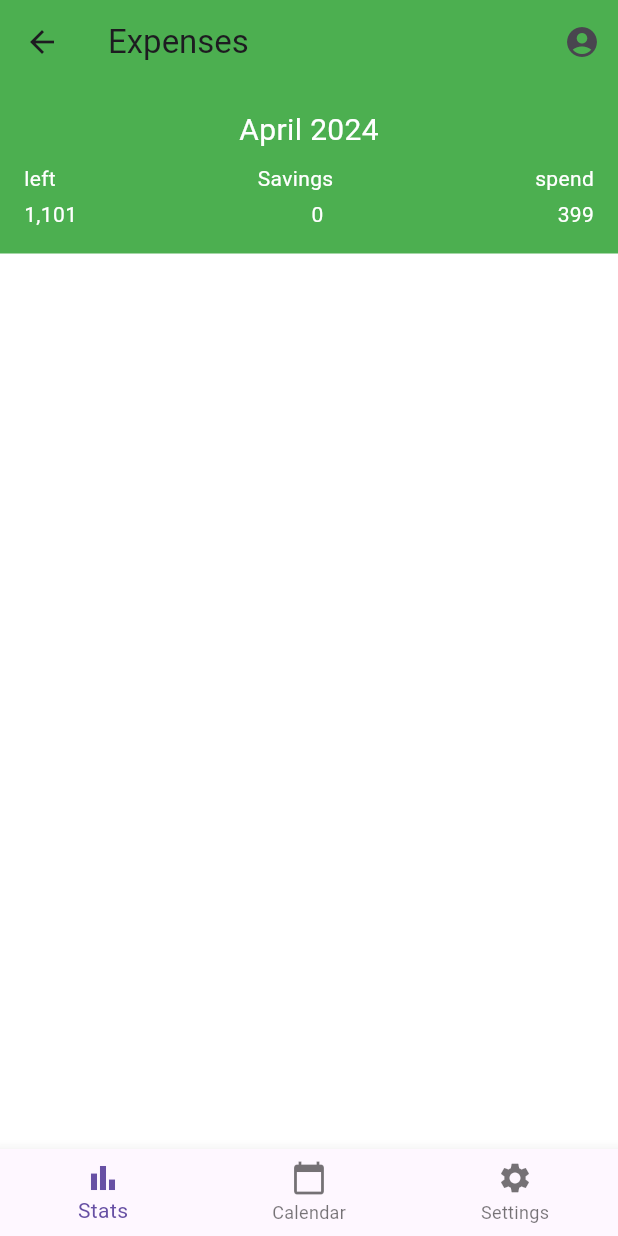
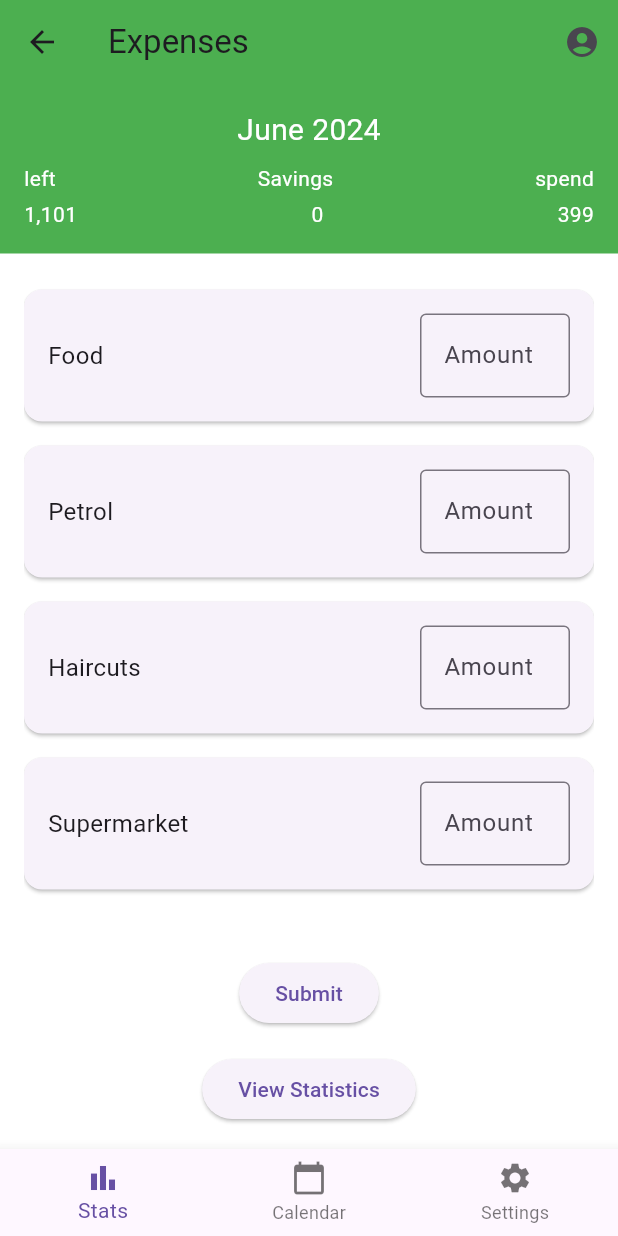
Before and after one commit to ACCEL10/expenses_management, a Flutter app: the screen it shows after launch, on a phone screen of 412 x 824 dp. Run offline on Flutter 3.47's test engine with Material 3 defaults, Android fonts, the light colour scheme and no system bars; our stand-ins replace carousel_slider, cloud_firestore, firebase_auth, firebase_core, firebase_messaging, fl_chart and 1 more; accounts and stored records are empty.

Commit message:
updated files

```diff
--- a/lib/Services/f_database.dart
+++ b/lib/Services/f_database.dart
@@ -7,13 +7,13 @@ class DatabaseService {
 
   //collection reference
   final CollectionReference usersCollection =
-      FirebaseFirestore.instance.collection('Users');
+      FirebaseFirestore.instance.collection('User');
 
-  final CollectionReference parcelsCollection =
+  final CollectionReference expensesCollection =
       FirebaseFirestore.instance.collection('Expenses');
 
-  final CollectionReference deliveryRequestsCollection =
-      FirebaseFirestore.instance.collection('Statistics');
+  final CollectionReference statisticCollection =
+      FirebaseFirestore.instance.collection('Statistic');
 
   Future<void> updateFcmToken(String fcmToken) async {
     try {
@@ -41,23 +41,6 @@ class DatabaseService {
     });
   }
 
-  List<UserObject> _objectFromSnapshot(QuerySnapshot snapshot) {
-    return snapshot.docs
-        .map((doc) {
-          final data = doc.data() as Map<String, dynamic>?;
-
-          if (data != null) {
-            return UserObject(
-              fullName: data['fullName'],
-              phoneNumber: data['phoneNumber'],
-              emailAddress: data['emailAddress'],
-            );
-          }
-        })
-        .whereType<UserObject>()
-        .toList();
-  }
-
   UserData _userDataFromSnapshot(DocumentSnapshot snapshot) {
     final data = snapshot.data() as Map<String, dynamic>?;
     return UserData(
--- a/lib/models/user.dart
+++ b/lib/models/user.dart
@@ -17,15 +17,3 @@ class UserData {
     required this.emailAddress,
   });
 }
-
-class UserObject {
-  final String fullName;
-  final String phoneNumber;
-  final String emailAddress;
-
-  UserObject({
-    required this.fullName,
-    required this.phoneNumber,
-    required this.emailAddress,
-  });
-}
--- a/lib/screens/auth/HomePage.dart
+++ b/lib/screens/auth/HomePage.dart
@@ -1,5 +1,26 @@
 import 'package:flutter/material.dart';
 import 'package:cloud_firestore/cloud_firestore.dart';
+import 'package:expenses_management/screens/statisticpage.dart';
+import 'package:firebase_core/firebase_core.dart';
+
+void main() async {
+  WidgetsFlutterBinding.ensureInitialized();
+  await Firebase.initializeApp();
+  runApp(MyApp());
+}
+
+class MyApp extends StatelessWidget {
+  @override
+  Widget build(BuildContext context) {
+    return MaterialApp(
+      title: 'Expenses Management',
+      theme: ThemeData(
+        primarySwatch: Colors.green,
+      ),
+      home: HomePage(),
+    );
+  }
+}
 
 class HomePage extends StatefulWidget {
   const HomePage({super.key});
@@ -9,6 +30,40 @@ class HomePage extends StatefulWidget {
 }
 
 class _HomePageState extends State<HomePage> {
+  final TextEditingController _foodController = TextEditingController();
+  final TextEditingController _petrolController = TextEditingController();
+  final TextEditingController _haircutsController = TextEditingController();
+  final TextEditingController _supermarketController = TextEditingController();
+  final TextEditingController _cafeController = TextEditingController();
+  final TextEditingController _restaurantController = TextEditingController();
+
+  @override
+  void dispose() {
+    _foodController.dispose();
+    _petrolController.dispose();
+    _haircutsController.dispose();
+    _supermarketController.dispose();
+    _cafeController.dispose();
+    _restaurantController.dispose();
+    super.dispose();
+  }
+
+  Future<void> _submitData() async {
+    try {
+      await FirebaseFirestore.instance.collection('Expenses').add({
+        'food': int.parse(_foodController.text),
+        'petrol': int.parse(_petrolController.text),
+        'haircuts': int.parse(_haircutsController.text),
+        'supermarket': int.parse(_supermarketController.text),
+        'cafe': int.parse(_cafeController.text),
+        'restaurant': int.parse(_restaurantController.text),
+        'date': Timestamp.now(),
+      });
+    } catch (error) {
+      print("Failed to add expense: $error");
+    }
+  }
+
   @override
   Widget build(BuildContext context) {
     return Scaffold(
@@ -25,7 +80,11 @@ class _HomePageState extends State<HomePage> {
           IconButton(
             icon: const Icon(Icons.account_circle),
             onPressed: () {
-              // Handle profile button press
+              // Navigate to profile page
+              Navigator.push(
+                context,
+                MaterialPageRoute(builder: (context) => ProfilePage()),
+              );
             },
           ),
         ],
@@ -36,25 +95,25 @@ class _HomePageState extends State<HomePage> {
           Container(
             padding: const EdgeInsets.all(16.0),
             color: Colors.green,
-            child: Column(
+            child: const Column(
               children: [
-                const Text(
-                  'April 2024',
+                Text(
+                  'June 2024',
                   style: TextStyle(color: Colors.white, fontSize: 20),
                 ),
-                const SizedBox(height: 8.0),
+                SizedBox(height: 8.0),
                 Row(
                   mainAxisAlignment: MainAxisAlignment.spaceBetween,
-                  children: const [
+                  children: [
                     Text('left', style: TextStyle(color: Colors.white)),
                     Text('Savings', style: TextStyle(color: Colors.white)),
                     Text('spend', style: TextStyle(color: Colors.white)),
                   ],
                 ),
-                const SizedBox(height: 4.0),
+                SizedBox(height: 4.0),
                 Row(
                   mainAxisAlignment: MainAxisAlignment.spaceBetween,
-                  children: const [
+                  children: [
                     Text('1,101', style: TextStyle(color: Colors.white)),
                     Text('0', style: TextStyle(color: Colors.white)),
                     Text('399', style: TextStyle(color: Colors.white)),
@@ -64,32 +123,39 @@ class _HomePageState extends State<HomePage> {
             ),
           ),
           Expanded(
-            child: StreamBuilder<QuerySnapshot>(
-              stream:
-                  FirebaseFirestore.instance.collection('expenses').snapshots(),
-              builder: (context, snapshot) {
-                if (!snapshot.hasData) {
-                  return const Center(child: CircularProgressIndicator());
-                }
-
-                var expenses = snapshot.data!.docs;
-
-                return ListView.builder(
-                  itemCount: expenses.length,
-                  itemBuilder: (context, index) {
-                    var expense = expenses[index];
-                    return Card(
-                      margin: const EdgeInsets.symmetric(
-                          vertical: 8.0, horizontal: 16.0),
-                      child: ListTile(
-                        title: Text(expense['category']),
-                        subtitle: Text(expense['date'].toDate().toString()),
-                        trailing: Text(expense['amount'].toString()),
-                      ),
+            child: Padding(
+              padding: const EdgeInsets.all(16.0),
+              child: ListView(
+                children: [
+                  _buildExpenseItem('Food', _foodController),
+                  _buildExpenseItem('Petrol', _petrolController),
+                  _buildExpenseItem('Haircuts', _haircutsController),
+                  _buildExpenseItem('Supermarket', _supermarketController),
+                  _buildExpenseItem('Cafe', _cafeController),
+                  _buildExpenseItem('Restaurant', _restaurantController),
+                ],
+              ),
+            ),
+          ),
+          Padding(
+            padding: const EdgeInsets.all(16.0),
+            child: Column(
+              children: [
+                ElevatedButton(
+                  onPressed: _submitData,
+                  child: Text('Submit'),
+                ),
+                SizedBox(height: 16.0),
+                ElevatedButton(
+                  onPressed: () {
+                    Navigator.push(
+                      context,
+                      MaterialPageRoute(builder: (context) => StatisticPage()),
                     );
                   },
-                );
-              },
+                  child: Text('View Statistics'),
+                ),
+              ],
             ),
           ),
         ],
@@ -112,4 +178,44 @@ class _HomePageState extends State<HomePage> {
       ),
     );
   }
+
+  Widget _buildExpenseItem(String label, TextEditingController controller) {
+    return Card(
+      margin: const EdgeInsets.symmetric(vertical: 8.0),
+      child: Padding(
+        padding: const EdgeInsets.all(16.0),
+        child: Row(
+          mainAxisAlignment: MainAxisAlignment.spaceBetween,
+          children: [
+            Text(label, style: TextStyle(fontSize: 16.0)),
+            SizedBox(
+              width: 100,
+              child: TextField(
+                controller: controller,
+                keyboardType: TextInputType.number,
+                decoration: InputDecoration(
+                  hintText: 'Amount',
+                  border: OutlineInputBorder(),
+                ),
+              ),
+            ),
+          ],
+        ),
+      ),
+    );
+  }
 }
+
+class ProfilePage extends StatelessWidget {
+  @override
+  Widget build(BuildContext context) {
+    return Scaffold(
+      appBar: AppBar(
+        title: Text('Profile Page'),
+      ),
+      body: Center(
+        child: Text('Profile Page Content'),
+      ),
+    );
+  }
+}
--- a/lib/screens/wrapper.dart
+++ b/lib/screens/wrapper.dart
@@ -1,5 +1,5 @@
 import 'package:flutter/material.dart';
-import 'package:expenses_management/screens/auth/HomePage.dart';
+import 'package:expenses_management/screens/auth/homepage.dart';
 import 'package:expenses_management/models/user.dart';
 import 'package:expenses_management/services/f_database.dart';
 import 'package:provider/provider.dart';
--- a/lib/splash_screen.dart
+++ b/lib/splash_screen.dart
@@ -2,7 +2,7 @@ import 'package:flutter/material.dart';
 import 'package:expenses_management/screens/wrapper.dart';
 
 class SplashScreen extends StatelessWidget {
-  const SplashScreen({Key? key}) : super(key: key);
+  const SplashScreen({super.key});
 
   @override
   Widget build(BuildContext context) {
@@ -29,7 +29,7 @@ class SplashScreen extends StatelessWidget {
           crossAxisAlignment: CrossAxisAlignment.center,
           children: [
             Image(
-              image: AssetImage("assets/images/UTMDASH_LOGO-removebg.png"),
+              image: AssetImage("assets\tBZ9t8k.png"),
             ),
             SizedBox(
               height: 20,
--- a/pubspec.yaml
+++ b/pubspec.yaml
@@ -41,6 +41,7 @@ dependencies:
   cloud_firestore: ^4.17.2
   carousel_slider: ^4.2.1
   google_nav_bar: ^5.0.6
+  fl_chart: ^0.68.0
 
 dev_dependencies:
   flutter_test:
```
Also changed, not shown: lib/intropage.dart (+3 -5 lines), lib/screens/auth/loginpage.dart (+5 -7 lines), lib/screens/statisticpage.dart (added, +132 -0 lines), lib/signup.dart (+57 -92 lines), lib/screens/settingspage.dart (added), pubspec.lock.
